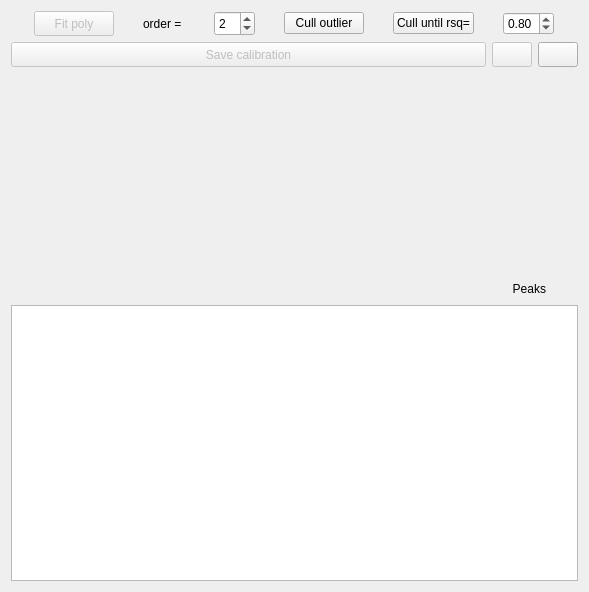
This is forms/form_fwhm_calibration.ui in usnistgov/qpx-gamma as Qt 5 draws it before an edit. The edited form follows.
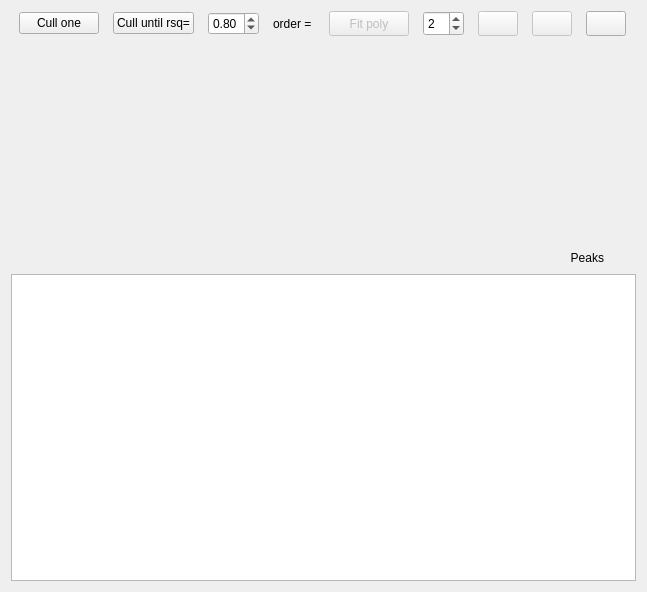
This is the edited form. Icons and pictures are not drawn. Custom widgets are drawn as their Qt base class.

Diff of the .ui file:
```diff
--- a/forms/form_fwhm_calibration.ui
+++ b/forms/form_fwhm_calibration.ui
@@ -6,7 +6,7 @@
    <rect>
     <x>0</x>
     <y>0</y>
-    <width>589</width>
+    <width>647</width>
     <height>592</height>
    </rect>
   </property>
@@ -26,43 +26,53 @@
      <item>
       <layout class="QHBoxLayout" name="horizontalLayout_4">
        <item>
-        <widget class="QPushButton" name="pushFit">
-         <property name="enabled">
-          <bool>false</bool>
-         </property>
+        <widget class="QPushButton" name="pushCullOne">
          <property name="sizePolicy">
           <sizepolicy hsizetype="Maximum" vsizetype="Fixed">
            <horstretch>0</horstretch>
            <verstretch>0</verstretch>
           </sizepolicy>
          </property>
-         <property name="minimumSize">
-          <size>
-           <width>0</width>
-           <height>25</height>
-          </size>
+         <property name="toolTip">
+          <string>Cull one outlier</string>
          </property>
-         <property name="maximumSize">
-          <size>
-           <width>16777215</width>
-           <height>25</height>
-          </size>
+         <property name="text">
+          <string>Cull one</string>
          </property>
+        </widget>
+       </item>
+       <item>
+        <widget class="QPushButton" name="pushCullUntil">
+         <property name="sizePolicy">
+          <sizepolicy hsizetype="Maximum" vsizetype="Fixed">
+           <horstretch>0</horstretch>
+           <verstretch>0</verstretch>
+          </sizepolicy>
+         </property>
          <property name="toolTip">
           <string>Perform fit</string>
          </property>
          <property name="text">
-          <string>Fit poly</string>
+          <string>Cull until rsq=</string>
          </property>
-         <property name="icon">
-          <iconset resource="qpxres.qrc">
-           <normaloff>:/new/icons/oxy/preferences_web_browser_cache.png</normaloff>:/new/icons/oxy/preferences_web_browser_cache.png</iconset>
+        </widget>
+       </item>
+       <item>
+        <widget class="QDoubleSpinBox" name="doubleRsqGoal">
+         <property name="sizePolicy">
+          <sizepolicy hsizetype="Maximum" vsizetype="Fixed">
+           <horstretch>0</horstretch>
+           <verstretch>0</verstretch>
+          </sizepolicy>
          </property>
-         <property name="iconSize">
-          <size>
-           <width>18</width>
-           <height>18</height>
-          </size>
+         <property name="maximum">
+          <double>1.000000000000000</double>
+         </property>
+         <property name="singleStep">
+          <double>0.010000000000000</double>
+         </property>
+         <property name="value">
+          <double>0.800000000000000</double>
          </property>
         </widget>
        </item>
@@ -91,40 +101,6 @@
          </property>
         </widget>
        </item>
-       <item>
-        <widget class="QSpinBox" name="spinTerms">
-         <property name="enabled">
-          <bool>true</bool>
-         </property>
-         <property name="sizePolicy">
-          <sizepolicy hsizetype="Maximum" vsizetype="Fixed">
-           <horstretch>0</horstretch>
-           <verstretch>0</verstretch>
-          </sizepolicy>
-         </property>
-         <property name="minimumSize">
-          <size>
-           <width>0</width>
-           <height>25</height>
-          </size>
-         </property>
-         <property name="maximumSize">
-          <size>
-           <width>16777215</width>
-           <height>25</height>
-          </size>
-         </property>
-         <property name="minimum">
-          <number>1</number>
-         </property>
-         <property name="maximum">
-          <number>10</number>
-         </property>
-         <property name="value">
-          <number>2</number>
-         </property>
-        </widget>
-       </item>
        <item>
         <spacer name="horizontalSpacer_5">
          <property name="minimumSize">
@@ -141,68 +117,91 @@
          </property>
          <property name="sizeHint" stdset="0">
           <size>
-           <width>40</width>
+           <width>2</width>
            <height>20</height>
           </size>
          </property>
         </spacer>
        </item>
        <item>
-        <widget class="QPushButton" name="pushCullOne">
+        <widget class="QPushButton" name="pushFit">
+         <property name="enabled">
+          <bool>false</bool>
+         </property>
          <property name="sizePolicy">
           <sizepolicy hsizetype="Maximum" vsizetype="Fixed">
            <horstretch>0</horstretch>
            <verstretch>0</verstretch>
           </sizepolicy>
          </property>
-         <property name="text">
-          <string>Cull outlier</string>
+         <property name="minimumSize">
+          <size>
+           <width>0</width>
+           <height>25</height>
+          </size>
          </property>
-        </widget>
-       </item>
-       <item>
-        <widget class="QPushButton" name="pushCullUntil">
-         <property name="sizePolicy">
-          <sizepolicy hsizetype="Maximum" vsizetype="Fixed">
-           <horstretch>0</horstretch>
-           <verstretch>0</verstretch>
-          </sizepolicy>
+         <property name="maximumSize">
+          <size>
+           <width>16777215</width>
+           <height>25</height>
+          </size>
          </property>
          <property name="text">
-          <string>Cull until rsq=</string>
+          <string>Fit poly</string>
          </property>
+         <property name="icon">
+          <iconset resource="qpxres.qrc">
+           <normaloff>:/new/icons/oxy/preferences_web_browser_cache.png</normaloff>:/new/icons/oxy/preferences_web_browser_cache.png</iconset>
+         </property>
+         <property name="iconSize">
+          <size>
+           <width>18</width>
+           <height>18</height>
+          </size>
+         </property>
         </widget>
        </item>
        <item>
-        <widget class="QDoubleSpinBox" name="doubleRsqGoal">
+        <widget class="QSpinBox" name="spinTerms">
+         <property name="enabled">
+          <bool>true</bool>
+         </property>
          <property name="sizePolicy">
           <sizepolicy hsizetype="Maximum" vsizetype="Fixed">
            <horstretch>0</horstretch>
            <verstretch>0</verstretch>
           </sizepolicy>
          </property>
+         <property name="minimumSize">
+          <size>
+           <width>0</width>
+           <height>25</height>
+          </size>
+         </property>
+         <property name="maximumSize">
+          <size>
+           <width>16777215</width>
+           <height>25</height>
+          </size>
+         </property>
+         <property name="minimum">
+          <number>1</number>
+         </property>
          <property name="maximum">
-          <double>1.000000000000000</double>
-         </property>
-         <property name="singleStep">
-          <double>0.010000000000000</double>
+          <number>10</number>
          </property>
          <property name="value">
-          <double>0.800000000000000</double>
+          <number>2</number>
          </property>
         </widget>
        </item>
-      </layout>
-     </item>
-     <item>
-      <layout class="QHBoxLayout" name="horizontalLayout">
        <item>
         <widget class="QPushButton" name="pushApplyCalib">
          <property name="enabled">
           <bool>false</bool>
          </property>
          <property name="sizePolicy">
-          <sizepolicy hsizetype="Preferred" vsizetype="Fixed">
+          <sizepolicy hsizetype="Maximum" vsizetype="Fixed">
            <horstretch>0</horstretch>
            <verstretch>0</verstretch>
           </sizepolicy>
@@ -219,9 +218,22 @@
            <height>25</height>
           </size>
          </property>
-         <property name="text">
+         <property name="toolTip">
           <string>Save calibration</string>
          </property>
+         <property name="text">
+          <string/>
+         </property>
+         <property name="icon">
+          <iconset resource="qpxres.qrc">
+           <normaloff>:/new/icons/oxy/document_save.png</normaloff>:/new/icons/oxy/document_save.png</iconset>
+         </property>
+         <property name="iconSize">
+          <size>
+           <width>18</width>
+           <height>18</height>
+          </size>
+         </property>
         </widget>
        </item>
        <item>
@@ -303,7 +315,7 @@
       <widget class="WidgetPlotCalib" name="PlotCalib" native="true">
        <property name="minimumSize">
         <size>
-         <width>450</width>
+         <width>400</width>
          <height>200</height>
         </size>
        </property>
```
Left out of the diff: 5 changed lines with no effect on the pictures.
